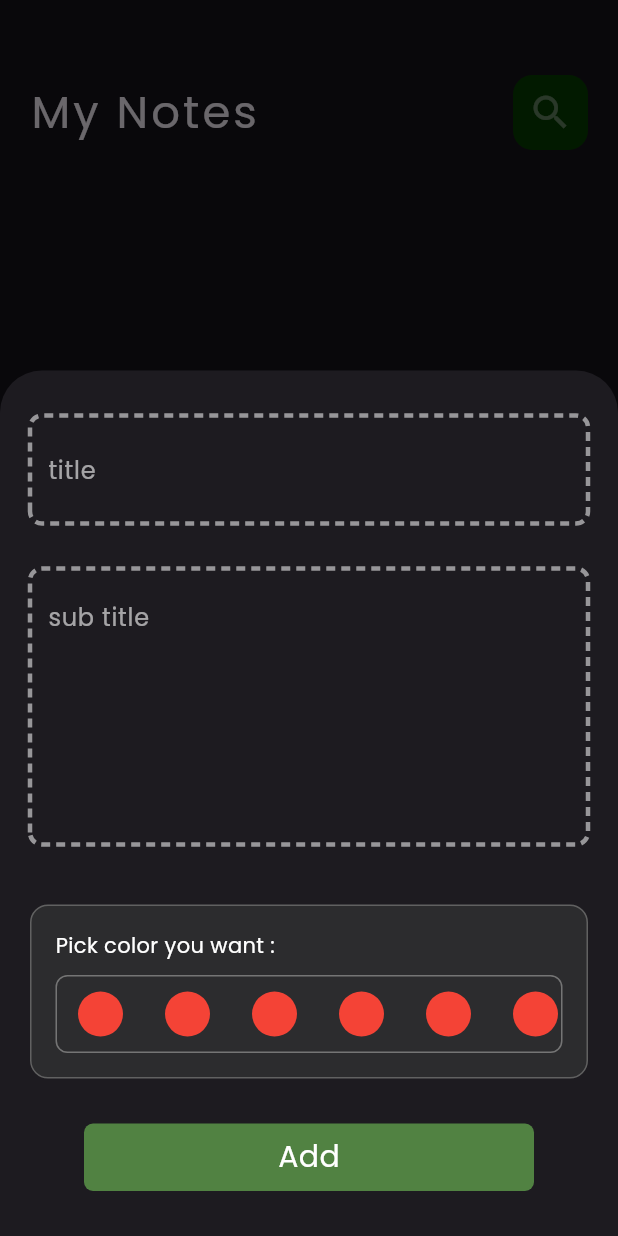
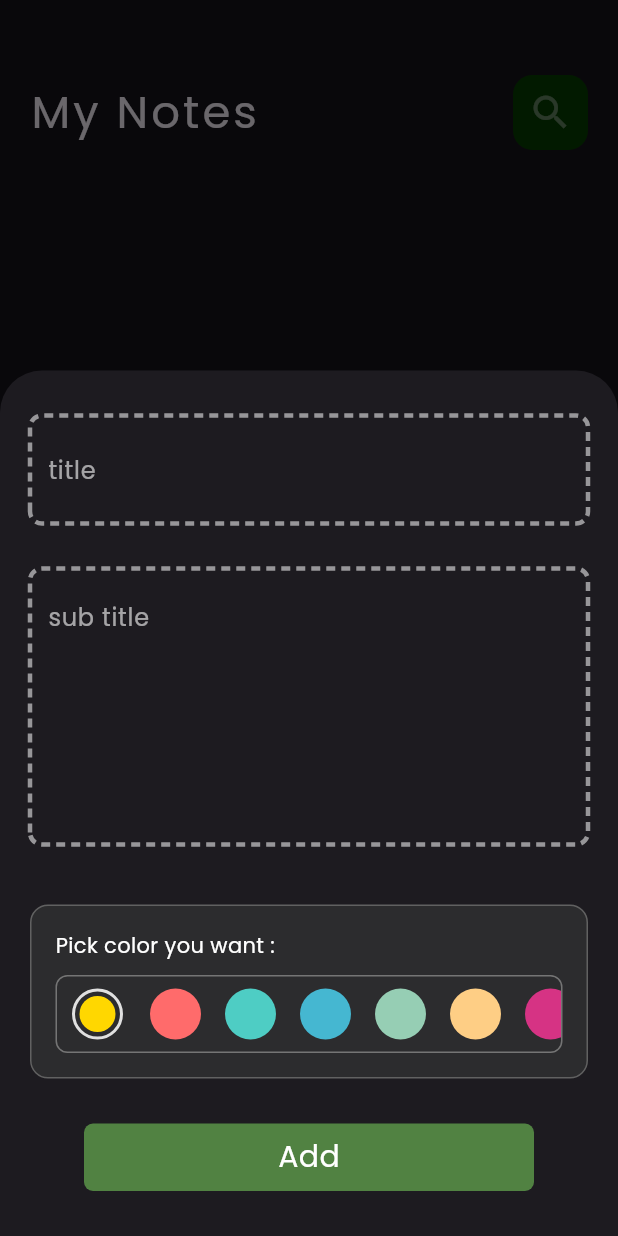
Before and after one commit to kerolskhalf/ultimate_notes_app, a Flutter app: the screen it shows after launch, after a tap on the "add" icon, on a phone screen of 412 x 824 dp. Run offline on Flutter 3.47's test engine with Material 3 defaults, Android fonts, the phone set to English and light mode, and no system bars; drawn by our look-alikes of dotted_border; our stand-ins replace flutter_bloc, hive, hive_flutter; accounts and stored records are empty.

Commit message:
add colors to list and show colors in ui

```diff
--- a/lib/views/widgets/colors_list.dart
+++ b/lib/views/widgets/colors_list.dart
@@ -1,16 +1,32 @@
 import 'package:flutter/material.dart';
 
-class ColorPicker extends StatelessWidget {
-  const ColorPicker({super.key});
-
+class ColorItem extends StatelessWidget {
+  const ColorItem({super.key, required this.isActive,required this.colorIndex});
+final bool isActive ;
+final Color colorIndex;
   @override
   Widget build(BuildContext context) {
     return
       Padding(
-        padding: const EdgeInsets.symmetric(vertical: 10,horizontal: 4),
-        child: const CircleAvatar(
-          backgroundColor:Colors.red ,
-          radius: 25,),
+        padding: const EdgeInsets.symmetric(vertical: 8),
+        child: isActive
+            ? Container(
+            width: 54,
+            height: 54,
+            decoration: BoxDecoration(
+              shape: BoxShape.circle,
+              border: Border.all(color: Colors.grey.shade300, width: 2),
+            ),
+            child:  Padding(
+              padding: const EdgeInsets.all(3),
+              child: CircleAvatar(
+                    backgroundColor: colorIndex,
+                    radius: 25,
+                  ),
+            ))
+
+
+            : CircleAvatar(backgroundColor:colorIndex, radius: 25,)
       );
   }
 }
@@ -18,17 +34,48 @@ class ColorPicker extends StatelessWidget {
 
 
 
-class ColorsList extends StatelessWidget {
+class ColorsList extends StatefulWidget {
   const ColorsList({super.key});
 
+  @override
+  State<ColorsList> createState() => _ColorsListState();
+}
+
+class _ColorsListState extends State<ColorsList> {
+  int colorIndex = 0;
+   List<Color> kNotesColors = const [
+    Color(0xFFFFD700),
+    Color(0xFFFF6B6B),
+    Color(0xFF4ECDC4),
+    Color(0xFF45B7D1),
+    Color(0xFF96CEB4),
+    Color(0xFFFECE85),
+    Color(0xFFD63384),
+    Color(0xFF6F42C1),
+    Color(0xFFF39C12),
+    Color(0xFF20C997),
+    Color(0xFFE74C3C),
+    Color(0xFF3498DB),
+  ];
   @override
   Widget build(BuildContext context) {
     return SizedBox(
       height:50 ,
-      child: ListView.builder(itemBuilder: (context, index) {
-        return ColorPicker();
+      child: ListView.builder(
+        itemBuilder: (context, index) {
+        return GestureDetector(
+           onTap: (){
+             colorIndex = index;
+             setState(() {});
+           },
+          child: ColorItem(
 
-      },itemCount: 7,
+            colorIndex:kNotesColors[index] ,
+            isActive: colorIndex == index,
+          ),
+        );
+
+      },itemCount: kNotesColors.length,
         scrollDirection: Axis.horizontal,
       ),
     );
```
